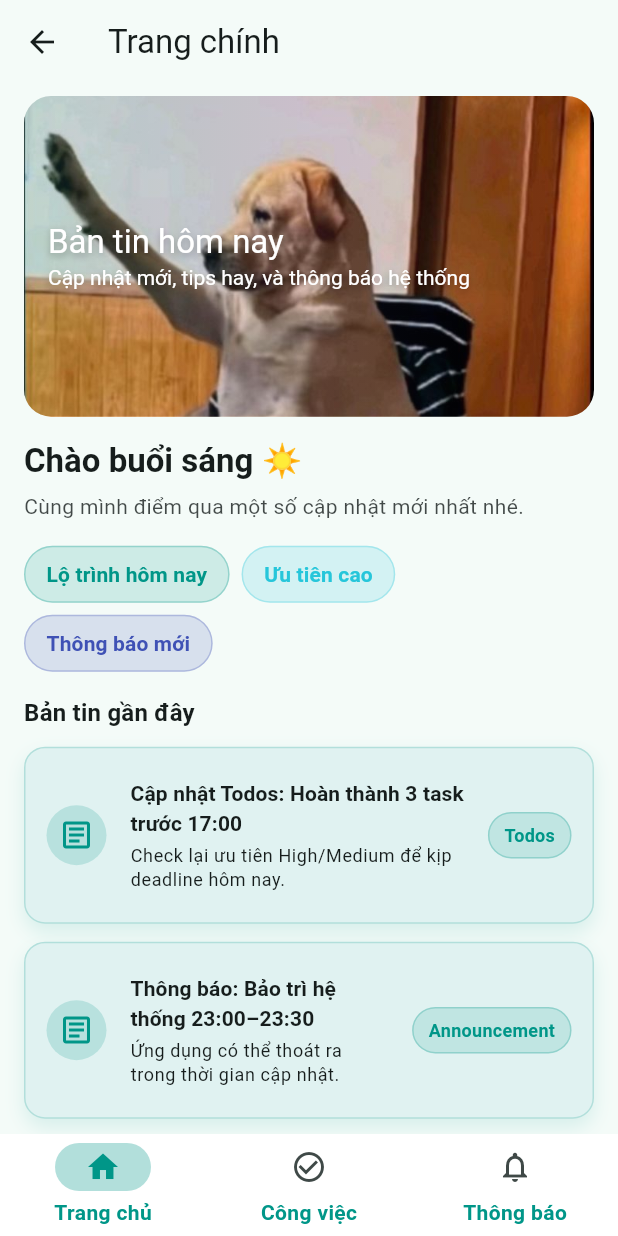
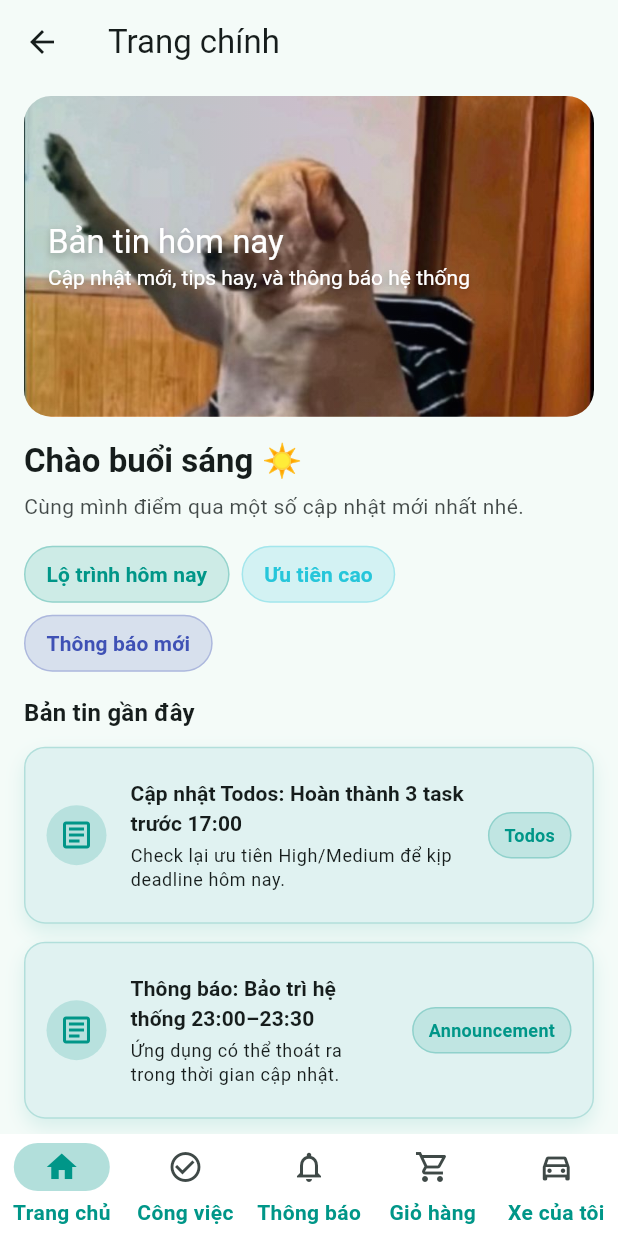
Before and after one commit to vominhhien1222/todo_app_new, a Flutter app: the UserMainScreen screen opened by its route, on a phone screen of 412 x 824 dp. Run offline on Flutter 3.47's test engine with Material 3 defaults, Android fonts, the phone set to English and light mode, and no system bars; our stand-ins replace cloud_firestore, firebase_auth, firebase_core, firebase_storage, fl_chart, fluttertoast and 2 more; accounts and stored records are empty.

Commit message:
update lại user main screen

```diff
--- a/lib/user/user_main_screen.dart
+++ b/lib/user/user_main_screen.dart
@@ -2,6 +2,8 @@ import 'package:flutter/material.dart';
 import 'user_home_screen.dart';
 import 'user_todos_screen.dart';
 import 'user_announcements_screen.dart';
+import 'cart_screen.dart';
+import 'user_cars_screen.dart';
 
 class UserMainScreen extends StatefulWidget {
   const UserMainScreen({super.key});
@@ -13,7 +15,6 @@ class UserMainScreen extends StatefulWidget {
 class _UserMainScreenState extends State<UserMainScreen>
     with SingleTickerProviderStateMixin {
   int _currentIndex = 0;
-
   late final PageController _pageController;
 
   @override
@@ -28,12 +29,10 @@ class _UserMainScreenState extends State<UserMainScreen>
     super.dispose();
   }
 
-  /// 🔹 Chuyển trang bằng PageView (có animation mượt)
   void _onPageChanged(int index) {
     setState(() => _currentIndex = index);
   }
 
-  /// 🔹 Khi người dùng bấm icon dưới
   void _onItemTapped(int index) {
     setState(() => _currentIndex = index);
     _pageController.animateToPage(
@@ -50,19 +49,19 @@ class _UserMainScreenState extends State<UserMainScreen>
     return Scaffold(
       backgroundColor: isDark ? Colors.grey[900] : Colors.teal.shade50,
 
-      // 🧭 Dùng PageView để có animation trượt mượt khi chuyển tab
       body: PageView(
         controller: _pageController,
         physics: const BouncingScrollPhysics(),
         onPageChanged: _onPageChanged,
         children: const [
           UserHomeScreen(), // 🏠 Trang chủ
-          UserTodosScreen(), // ✅ Danh sách công việc
+          UserTodosScreen(), // ✅ Công việc
           UserAnnouncementsScreen(), // 📢 Thông báo
+          CartScreen(), // 🛒 Giỏ hàng
+          UserCarsScreen(), // 🚗 Xe của tôi
         ],
       ),
 
-      // 🌈 Thanh điều hướng dưới
       bottomNavigationBar: NavigationBarTheme(
         data: NavigationBarThemeData(
           indicatorColor: isDark
@@ -102,6 +101,16 @@ class _UserMainScreenState extends State<UserMainScreen>
               ),
               label: "Thông báo",
             ),
+            NavigationDestination(
+              icon: Icon(Icons.shopping_cart_outlined),
+              selectedIcon: Icon(Icons.shopping_cart, color: Colors.teal),
+              label: "Giỏ hàng",
+            ),
+            NavigationDestination(
+              icon: Icon(Icons.directions_car_outlined),
+              selectedIcon: Icon(Icons.directions_car, color: Colors.teal),
+              label: "Xe của tôi",
+            ),
           ],
         ),
       ),
```
